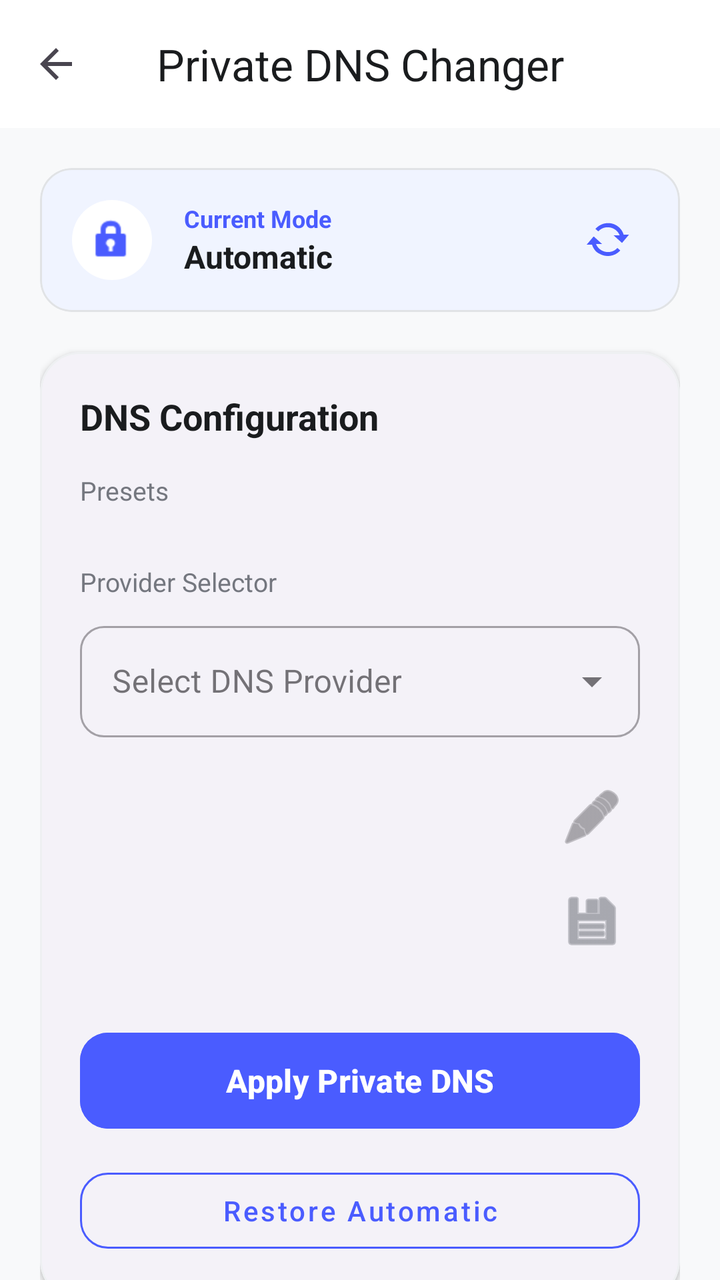
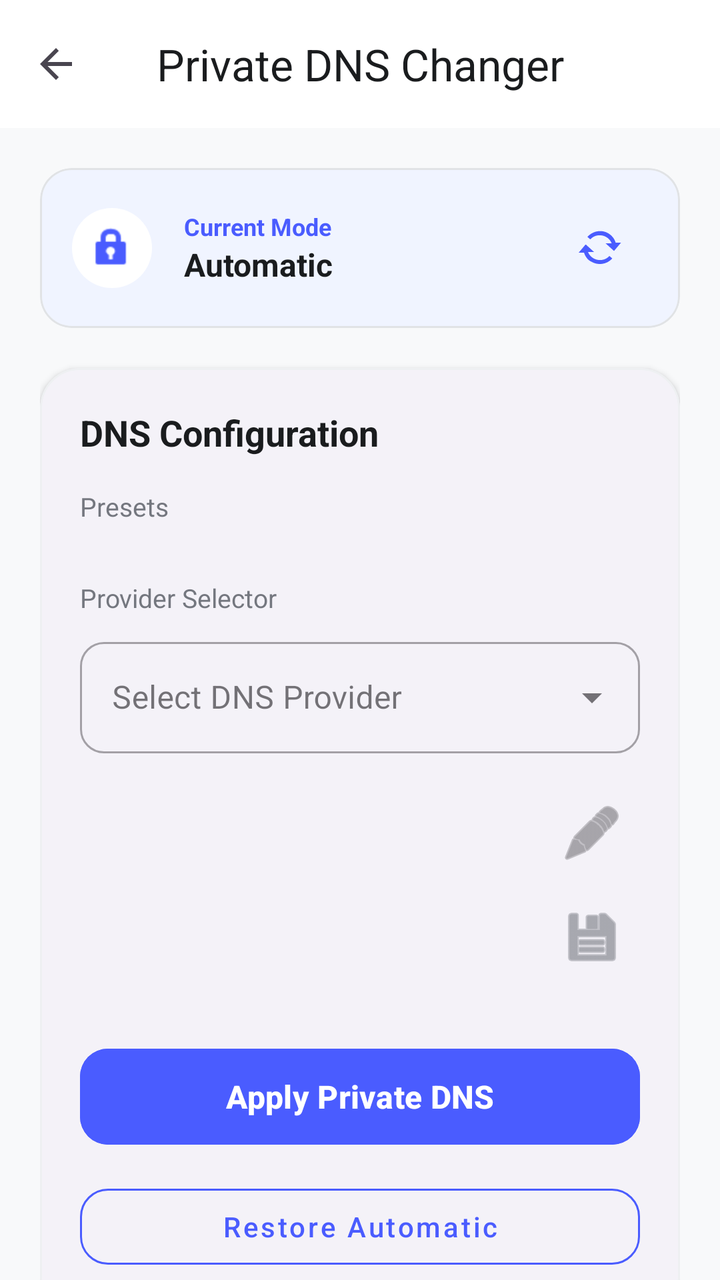

An Android layout rendered at two revisions. The XML below is the earlier revision; the diff shows what the commit changed to produce the second picture.
<!-- AndroidManifest.xml: activity theme Theme.ArworaHyperToolkit -->
<!-- res/layout/activity_dns_changer.xml -->
<?xml version="1.0" encoding="utf-8"?>
<androidx.coordinatorlayout.widget.CoordinatorLayout xmlns:android="http://schemas.android.com/apk/res/android"
    xmlns:app="http://schemas.android.com/apk/res-auto"
    xmlns:tools="http://schemas.android.com/tools"
    android:layout_width="match_parent"
    android:layout_height="match_parent"
    android:background="#F8F9FA"
    tools:context=".DnsChangerActivity">

    <com.google.android.material.appbar.AppBarLayout
        android:layout_width="match_parent"
        android:layout_height="wrap_content"
        android:background="#FFFFFF"
        app:elevation="0dp">

        <com.google.android.material.appbar.MaterialToolbar
            android:id="@+id/toolbar"
            android:layout_width="match_parent"
            android:layout_height="?attr/actionBarSize"
            app:title="Private DNS Changer"
            app:titleCentered="true"
            app:titleTextColor="#1A1C1E"
            app:navigationIcon="?attr/homeAsUpIndicator" />

    </com.google.android.material.appbar.AppBarLayout>

    <androidx.core.widget.NestedScrollView
        android:layout_width="match_parent"
        android:layout_height="match_parent"
        app:layout_behavior="@string/appbar_scrolling_view_behavior">

        <LinearLayout
            android:layout_width="match_parent"
            android:layout_height="wrap_content"
            android:orientation="vertical"
            android:padding="20dp">

            
            <com.google.android.material.card.MaterialCardView
                android:layout_width="match_parent"
                android:layout_height="wrap_content"
                app:cardCornerRadius="16dp"
                app:cardElevation="0dp"
                app:strokeWidth="1dp"
                app:strokeColor="#E1E3E5"
                app:cardBackgroundColor="#F0F4FF"
                android:layout_marginBottom="20dp">

                <LinearLayout
                    android:layout_width="match_parent"
                    android:layout_height="wrap_content"
                    android:orientation="horizontal"
                    android:padding="16dp"
                    android:gravity="center_vertical">

                    <ImageView
                        android:layout_width="40dp"
                        android:layout_height="40dp"
                        android:src="@android:drawable/ic_lock_idle_lock"
                        android:padding="8dp"
                        android:background="@drawable/circle_bg_light"
                        app:tint="#4A5CFF" />

                    <LinearLayout
                        android:layout_width="0dp"
                        android:layout_height="wrap_content"
                        android:layout_weight="1"
                        android:layout_marginStart="16dp"
                        android:orientation="vertical">

                        <TextView
                            android:layout_width="wrap_content"
                            android:layout_height="wrap_content"
                            android:text="Current Mode"
                            android:textSize="12sp"
                            android:textColor="#4A5CFF"
                            android:textStyle="bold" />

                        <TextView
                            android:id="@+id/tv_current_mode"
                            android:layout_width="wrap_content"
                            android:layout_height="wrap_content"
                            android:text="Automatic"
                            android:textSize="16sp"
                            android:textColor="#1A1C1E"
                            android:textStyle="bold" />
                    </LinearLayout>

                    <ImageButton
                        android:id="@+id/btn_refresh"
                        android:layout_width="40dp"
                        android:layout_height="40dp"
                        android:background="?attr/selectableItemBackgroundBorderless"
                        android:src="@android:drawable/stat_notify_sync"
                        app:tint="#4A5CFF" />
                </LinearLayout>
            </com.google.android.material.card.MaterialCardView>

            
            <com.google.android.material.card.MaterialCardView
                android:layout_width="match_parent"
                android:layout_height="wrap_content"
                app:cardCornerRadius="20dp"
                app:cardElevation="2dp"
                app:strokeWidth="1dp"
                app:strokeColor="#EEF0F2"
                app:cardBackgroundColor="#FFFFFF"
                android:layout_marginBottom="20dp">

                <LinearLayout
                    android:layout_width="match_parent"
                    android:layout_height="wrap_content"
                    android:orientation="vertical"
                    android:padding="20dp">

                    <TextView
                        android:layout_width="wrap_content"
                        android:layout_height="wrap_content"
                        android:text="DNS Configuration"
                        android:textSize="18sp"
                        android:textColor="#1A1C1E"
                        android:textStyle="bold"
                        android:layout_marginBottom="16dp" />

                    <TextView
                        android:layout_width="wrap_content"
                        android:layout_height="wrap_content"
                        android:text="Presets"
                        android:textSize="13sp"
                        android:textColor="#74777F"
                        android:layout_marginBottom="8dp" />

                    <HorizontalScrollView
                        android:layout_width="match_parent"
                        android:layout_height="wrap_content"
                        android:scrollbars="none"
                        android:layout_marginBottom="20dp">

                        <com.google.android.material.chip.ChipGroup
                            android:id="@+id/chip_group_presets"
                            android:layout_width="wrap_content"
                            android:layout_height="wrap_content"
                            app:singleSelection="true"
                            app:chipSpacingHorizontal="8dp">
                            
                        </com.google.android.material.chip.ChipGroup>
                    </HorizontalScrollView>

                    <TextView
                        android:layout_width="wrap_content"
                        android:layout_height="wrap_content"
                        android:text="Provider Selector"
                        android:textSize="13sp"
                        android:textColor="#74777F"
                        android:layout_marginBottom="8dp" />

                    <com.google.android.material.textfield.TextInputLayout
                        android:id="@+id/til_provider"
                        style="@style/Widget.MaterialComponents.TextInputLayout.OutlinedBox.ExposedDropdownMenu"
                        android:layout_width="match_parent"
                        android:layout_height="wrap_content"
                        android:hint="Select DNS Provider"
                        app:boxCornerRadiusTopStart="12dp"
                        app:boxCornerRadiusTopEnd="12dp"
                        app:boxCornerRadiusBottomStart="12dp"
                        app:boxCornerRadiusBottomEnd="12dp"
                        android:layout_marginBottom="16dp">

                        <AutoCompleteTextView
                            android:id="@+id/spinner_provider"
                            android:layout_width="match_parent"
                            android:layout_height="wrap_content"
                            android:inputType="none" />

                    </com.google.android.material.textfield.TextInputLayout>

                    <com.google.android.material.textfield.TextInputLayout
                        android:id="@+id/til_hostname"
                        style="@style/Widget.MaterialComponents.TextInputLayout.OutlinedBox"
                        android:layout_width="match_parent"
                        android:layout_height="wrap_content"
                        android:hint="DNS Provider Hostname"
                        app:boxCornerRadiusTopStart="12dp"
                        app:boxCornerRadiusTopEnd="12dp"
                        app:boxCornerRadiusBottomStart="12dp"
                        app:boxCornerRadiusBottomEnd="12dp"
                        app:endIconMode="custom"
                        app:endIconDrawable="@android:drawable/ic_menu_edit"
                        android:layout_marginBottom="24dp">

                        <LinearLayout
                            android:layout_width="match_parent"
                            android:layout_height="wrap_content"
                            android:orientation="horizontal"
                            android:gravity="center_vertical">

                            <com.google.android.material.textfield.TextInputEditText
                                android:id="@+id/et_hostname"
                                android:layout_width="0dp"
                                android:layout_height="wrap_content"
                                android:layout_weight="1"
                                android:inputType="textUri"
                                android:paddingEnd="40dp" />

                            <ImageButton
                                android:id="@+id/btn_copy_hostname"
                                android:layout_width="48dp"
                                android:layout_height="48dp"
                                android:layout_marginStart="-48dp"
                                android:background="?attr/selectableItemBackgroundBorderless"
                                android:src="@android:drawable/ic_menu_save"
                                app:tint="#74777F"
                                android:contentDescription="Copy DNS Hostname" />
                        </LinearLayout>

                    </com.google.android.material.textfield.TextInputLayout>

                    <Button
                        android:id="@+id/btn_apply"
                        android:layout_width="match_parent"
                        android:layout_height="56dp"
                        android:text="Apply Private DNS"
                        android:textAllCaps="false"
                        android:textSize="16sp"
                        android:textStyle="bold"
                        app:cornerRadius="14dp"
                        android:backgroundTint="#4A5CFF"
                        android:layout_marginBottom="12dp" />

                    <com.google.android.material.button.MaterialButton
                        android:id="@+id/btn_restore"
                        style="@style/Widget.MaterialComponents.Button.OutlinedButton"
                        android:layout_width="match_parent"
                        android:layout_height="50dp"
                        android:text="Restore Automatic"
                        android:textAllCaps="false"
                        app:cornerRadius="14dp"
                        android:textColor="#4A5CFF"
                        app:strokeColor="#4A5CFF" />

                </LinearLayout>
            </com.google.android.material.card.MaterialCardView>

        </LinearLayout>
    </androidx.core.widget.NestedScrollView>

</androidx.coordinatorlayout.widget.CoordinatorLayout>
<!-- resources referenced by this layout -->
<resources>
  <!-- drawable circle_bg_light (drawable) -->
  <?xml version="1.0" encoding="utf-8"?>
  <shape xmlns:android="http://schemas.android.com/apk/res/android"
      android:shape="oval">
      <solid android:color="#FFFFFF" />
  </shape>
  <style name="Theme.ArworaHyperToolkit" parent="Theme.Material3.DayNight.NoActionBar">
          <item name="android:windowBackground">@color/light_surface_bg</item>
          <item name="android:colorBackground">@color/light_surface_bg</item>
          <item name="colorSurface">@color/splash_background</item>
          <item name="android:statusBarColor">@color/light_surface_bg</item>
          <item name="android:navigationBarColor">@color/light_surface_bg</item>
          <item name="android:windowLightStatusBar">true</item>
          <item name="android:windowDrawsSystemBarBackgrounds">true</item>
      </style>
  <color name="light_surface_bg">#FFF8F9FA</color>
  <color name="splash_background">#FFFFFFFF</color>
</resources>

<!-- the commit's change to res/layout/activity_dns_changer.xml (unified diff, before → after) -->
@@ -46,54 +46,67 @@
                 app:cardBackgroundColor="#F0F4FF"
                 android:layout_marginBottom="20dp">
 
-                <LinearLayout
+                <androidx.constraintlayout.widget.ConstraintLayout
                     android:layout_width="match_parent"
                     android:layout_height="wrap_content"
-                    android:orientation="horizontal"
-                    android:padding="16dp"
-                    android:gravity="center_vertical">
+                    android:padding="16dp">
 
                     <ImageView
+                        android:id="@+id/iv_dns_lock"
                         android:layout_width="40dp"
                         android:layout_height="40dp"
+                        android:background="@drawable/circle_bg_light"
+                        android:contentDescription="Private DNS status"
+                        android:padding="8dp"
                         android:src="@android:drawable/ic_lock_idle_lock"
-                        android:padding="8dp"
-                        android:background="@drawable/circle_bg_light"
+                        app:layout_constraintBottom_toBottomOf="parent"
+                        app:layout_constraintStart_toStartOf="parent"
+                        app:layout_constraintTop_toTopOf="parent"
                         app:tint="#4A5CFF" />
 
-                    <LinearLayout
+                    <TextView
+                        android:id="@+id/tv_current_mode_label"
                         android:layout_width="0dp"
                         android:layout_height="wrap_content"
-                        android:layout_weight="1"
                         android:layout_marginStart="16dp"
-                        android:orientation="vertical">
-
-                        <TextView
-                            android:layout_width="wrap_content"
-                            android:layout_height="wrap_content"
-                            android:text="Current Mode"
-                            android:textSize="12sp"
-                            android:textColor="#4A5CFF"
-                            android:textStyle="bold" />
-
-                        <TextView
-                            android:id="@+id/tv_current_mode"
-                            android:layout_width="wrap_content"
-                            android:layout_height="wrap_content"
-                            android:text="Automatic"
-                            android:textSize="16sp"
-                            android:textColor="#1A1C1E"
-                            android:textStyle="bold" />
-                    </LinearLayout>
+                        android:layout_marginEnd="8dp"
+                        android:text="Current Mode"
+                        android:textColor="#4A5CFF"
+                        android:textSize="12sp"
+                        android:textStyle="bold"
+                        app:layout_constraintBottom_toTopOf="@id/tv_current_mode"
+                        app:layout_constraintEnd_toStartOf="@id/btn_refresh"
+                        app:layout_constraintStart_toEndOf="@id/iv_dns_lock"
+                        app:layout_constraintTop_toTopOf="parent"
+                        app:layout_constraintVertical_chainStyle="packed" />
+
+                    <TextView
+                        android:id="@+id/tv_current_mode"
+                        android:layout_width="0dp"
+                        android:layout_height="wrap_content"
+                        android:layout_marginStart="16dp"
+                        android:layout_marginEnd="8dp"
+                        android:text="Automatic"
+                        android:textColor="#1A1C1E"
+                        android:textSize="16sp"
+                        android:textStyle="bold"
+                        app:layout_constraintBottom_toBottomOf="parent"
+                        app:layout_constraintEnd_toStartOf="@id/btn_refresh"
+                        app:layout_constraintStart_toEndOf="@id/iv_dns_lock"
+                        app:layout_constraintTop_toBottomOf="@id/tv_current_mode_label" />
 
                     <ImageButton
                         android:id="@+id/btn_refresh"
-                        android:layout_width="40dp"
-                        android:layout_height="40dp"
+                        android:layout_width="48dp"
+                        android:layout_height="48dp"
                         android:background="?attr/selectableItemBackgroundBorderless"
+                        android:contentDescription="Refresh DNS status"
                         android:src="@android:drawable/stat_notify_sync"
+                        app:layout_constraintBottom_toBottomOf="parent"
+                        app:layout_constraintEnd_toEndOf="parent"
+                        app:layout_constraintTop_toTopOf="parent"
                         app:tint="#4A5CFF" />
-                </LinearLayout>
+                </androidx.constraintlayout.widget.ConstraintLayout>
             </com.google.android.material.card.MaterialCardView>
 
             
